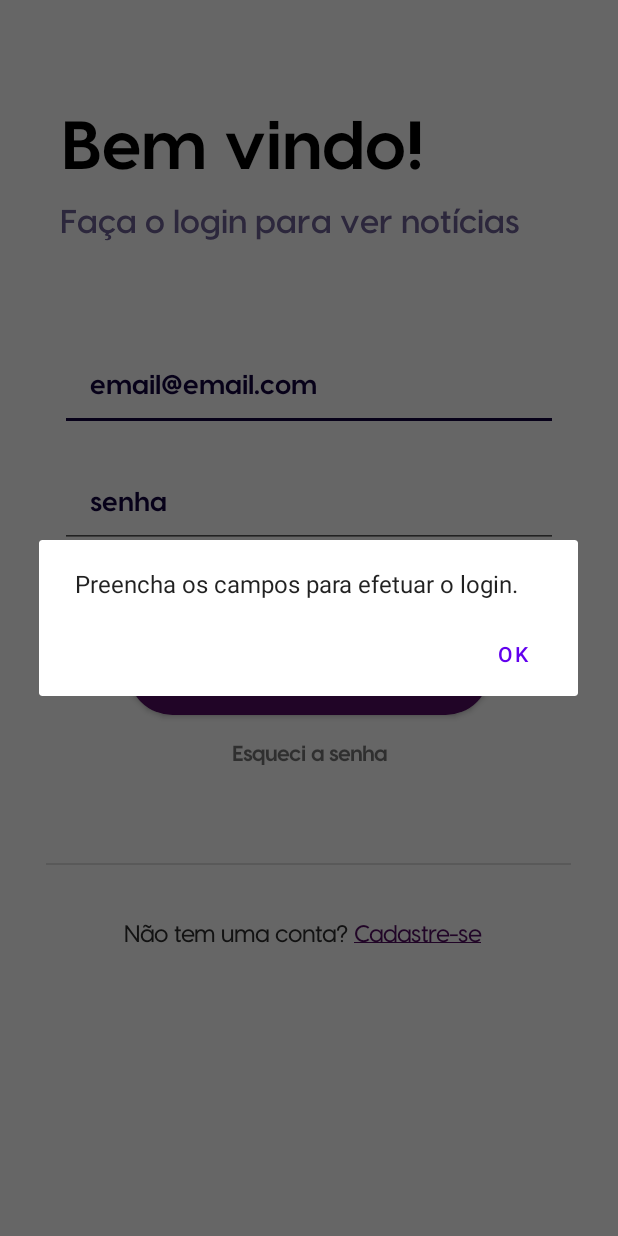
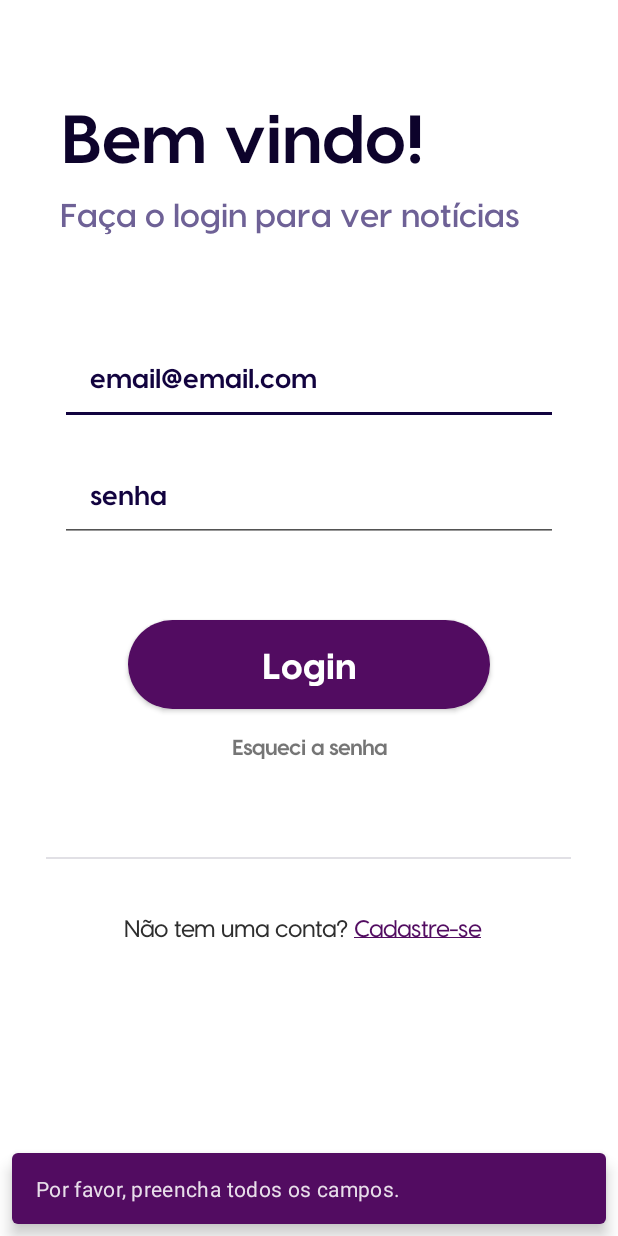
Before and after one commit to nathborges/app-noticias-new-version, an Android app: the LoginActivity screen opened directly, with no data from a screen before it, after a tap on "Login", on a phone screen of 412 x 824 dp. Run offline under Robolectric (Android 15) with nearby library versions, the phone set to English and light mode, and no system bars; our stand-ins replace Firebase (no records; nobody signed in at launch, a user with empty details on screens opened directly).

Commit message:
Connecting LoginScreen authentication to FirebaseAuth

```diff
--- a/app/build.gradle
+++ b/app/build.gradle
@@ -34,6 +34,7 @@ dependencies {
     implementation 'com.google.android.material:material:1.5.0'
     implementation 'androidx.constraintlayout:constraintlayout:2.1.3'
     implementation 'com.google.firebase:firebase-auth:19.2.0'
+    implementation 'com.google.firebase:firebase-firestore:24.0.1'
     testImplementation 'junit:junit:4.13.2'
     androidTestImplementation 'androidx.test.ext:junit:1.1.3'
     androidTestImplementation 'androidx.test.espresso:espresso-core:3.4.0'
--- a/app/src/main/java/com/ibm/newsapp/LoginActivity.java
+++ b/app/src/main/java/com/ibm/newsapp/LoginActivity.java
@@ -1,33 +1,77 @@
 package com.ibm.newsapp;
 
+import androidx.annotation.NonNull;
 import androidx.appcompat.app.AppCompatActivity;
 import android.content.Intent;
+import android.graphics.Color;
 import android.os.Bundle;
+import android.view.View;
 import android.widget.Button;
 import android.widget.EditText;
 import android.widget.TextView;
 import androidx.appcompat.app.AlertDialog;
 import android.content.DialogInterface;
 
+import com.google.android.gms.tasks.OnCompleteListener;
+import com.google.android.gms.tasks.Task;
+import com.google.android.material.snackbar.Snackbar;
+import com.google.firebase.auth.AuthResult;
+import com.google.firebase.auth.FirebaseAuth;
+
 public class LoginActivity extends AppCompatActivity {
 
-        EditText email, senha;
-        Button botaoEntrar;
+        EditText text_email, text_senha;
+        androidx.appcompat.widget.AppCompatButton bt_entrar;
         TextView cadastre;
+        String[] mensagens = {"Por favor, preencha todos os campos.", "Login realizado com sucesso!"};
 
         @Override
         protected void onCreate(Bundle savedInstanceState) {
                 super.onCreate(savedInstanceState);
                 setContentView(R.layout.activity_login);
 
-                email = (EditText) findViewById(R.id.text_email);
-                senha = (EditText) findViewById(R.id.text_senha);
-                botaoEntrar = (Button) findViewById(R.id.bt_entrar);
+                text_email = (EditText) findViewById(R.id.text_email);
+                text_senha = (EditText) findViewById(R.id.text_senha);
+                bt_entrar = (androidx.appcompat.widget.AppCompatButton) findViewById(R.id.bt_entrar);
                 cadastre = (TextView) findViewById(R.id.cadastreSe);
 
                 //BOTAO QUE PERMITE QUE O USER ENTRE NO APLICATIVO ATRAVÉS DE E-MAIL E SENHA
-                botaoEntrar.setOnClickListener(v -> {
-                        checkIfEmpty();
+                bt_entrar.setOnClickListener(new View.OnClickListener() {
+                        @Override
+                        public void onClick(View v) {
+
+                                String email = text_email.getText().toString();
+                                String senha = text_senha.getText().toString();
+
+                                if (email.isEmpty() || senha.isEmpty()) {
+                                        Snackbar snackbar = Snackbar.make(v, mensagens[0], Snackbar.LENGTH_SHORT);
+                                        snackbar.setBackgroundTint(Color.rgb(82, 12, 97));
+                                        snackbar.setTextColor(Color.WHITE);
+                                        snackbar.show();
+                                } else {
+                                        FirebaseAuth.getInstance().signInWithEmailAndPassword(email,senha).addOnCompleteListener(new OnCompleteListener<AuthResult>() {
+                                                @Override
+                                                public void onComplete(@NonNull Task<AuthResult> task) {
+                                                        if (task.isSuccessful()){
+                                                                Intent intent = new Intent(LoginActivity.this, CategoriasNoticiasActivity.class);
+                                                                startActivity(intent);
+                                                                finish();
+                                                        } else {
+                                                                String error;
+                                                                try{
+                                                                        throw task.getException();
+                                                                } catch (Exception e){
+                                                                        error = "Erro ao efetuar o login.";
+                                                                }
+                                                                Snackbar snackbar = Snackbar.make(v, error, Snackbar.LENGTH_SHORT);
+                                                                snackbar.setBackgroundTint(Color.rgb(82, 12, 97));
+                                                                snackbar.setTextColor(Color.WHITE);
+                                                                snackbar.show();
+                                                        }
+                                                }
+                                        });
+                                }
+                        }
                 });
 
                 //QUANDO O USER CLICAR EM "CADASTRE-SE", SERÁ DIRECIONADO PARA A TELA DE CADASTRO **TELA DE NOTÍCIA USADA SÓ PARA TESTE**
@@ -35,38 +79,6 @@ public class LoginActivity extends AppCompatActivity {
                         Intent intent = new Intent(LoginActivity.this, CadastroActivity.class);
                         startActivity(intent);
                 });
-
         }
 
-        // FUNÇAO QUE VERIFICA SE OS CAMPOS DO E-MAIL E SENHA ESTAO VAZIOS. CASO POSITIVO, EXIBE ALERT. CASO NEGATIVO, DEIXA O USER LOGAR NO APP
-        private void checkIfEmpty(){
-                EditText campoEmail = findViewById(R.id.text_email);
-                EditText campoSenha = findViewById(R.id.text_senha);
-
-                String email = campoEmail.getText().toString();
-                String senha = campoSenha.getText().toString();
-
-                if (email.matches("") || senha.matches("")){
-                        //INSTANCIAR ALERT DIALOG
-                        AlertDialog.Builder dialog = new AlertDialog.Builder(this);
-
-                        //CONFIGURAR MENSAGEM
-                        dialog.setMessage("Preencha os campos para efetuar o login.");
-
-                        //CONFIGURAR SIM E NAO
-                        dialog.setPositiveButton("Ok", new DialogInterface.OnClickListener() {
-                                @Override
-                                public void onClick(DialogInterface dialog, int which) {
-                                }
-                        });
-
-                        //CRIAR E EXIBIR A DIALOG
-                        dialog.create();
-                        dialog.show();
-                }
-                else{
-                        Intent intent = new Intent(LoginActivity.this, UltimasNoticiasActivity.class);
-                        startActivity(intent);
-                }
-        }
 }
--- a/app/src/main/res/layout/activity_login.xml
+++ b/app/src/main/res/layout/activity_login.xml
@@ -58,14 +58,13 @@
             android:id="@+id/bemVindo"
             android:layout_width="331dp"
             android:layout_height="57dp"
-            android:layout_marginTop="68dp"
+            android:layout_marginTop="64dp"
             android:fontFamily="@font/visbybold"
             android:text="Bem vindo!"
             android:textAlignment="viewStart"
-            android:textColor="@color/black"
+            android:textColor="@color/darkBlue"
             android:textSize="45sp"
             app:layout_constraintEnd_toEndOf="parent"
-            app:layout_constraintHorizontal_bias="0.5"
             app:layout_constraintStart_toStartOf="parent"
             app:layout_constraintTop_toTopOf="parent" />
 
@@ -106,7 +105,7 @@
             android:layout_height="1dp"
             android:layout_marginTop="64dp"
             android:background="?android:attr/listDivider"
-            android:backgroundTint="@color/black"
+            android:backgroundTint="@color/darkBlue"
             app:layout_constraintEnd_toEndOf="parent"
             app:layout_constraintHorizontal_bias="0.491"
             app:layout_constraintStart_toStartOf="parent"
--- a/app/src/main/res/values/colors.xml
+++ b/app/src/main/res/values/colors.xml
@@ -8,7 +8,7 @@
     <color name="black">#FF000000</color>
     <color name="white">#FFFFFFFF</color>
     <color name="roxinho">#A95EE0</color>
-    <color name="purple1">#0D032B</color>
+    <color name="darkBlue">#0D032B</color>
     <color name="purple">#6E6196</color>
     <color name="darkPurple">#520C61</color>
     <color name="prettyBlue">#12033F</color>
--- a/app/src/main/res/values/styles.xml
+++ b/app/src/main/res/values/styles.xml
@@ -41,7 +41,7 @@
         <item name="android:fontFamily">@font/visbyextrabold</item>
         <item name="android:textColor">@color/white</item>
         <item name="android:textSize">19sp</item>
-        <item name="android:shadowColor">@color/black</item>
+        <item name="android:shadowColor">@color/darkBlue</item>
         <item name="android:shadowDx">2</item>
         <item name="android:shadowDy">2</item>
         <item name="android:shadowRadius">4</item>
```
Also changed, not shown: app/src/main/java/com/ibm/newsapp/CadastroActivity.java (+41 -2 lines).
